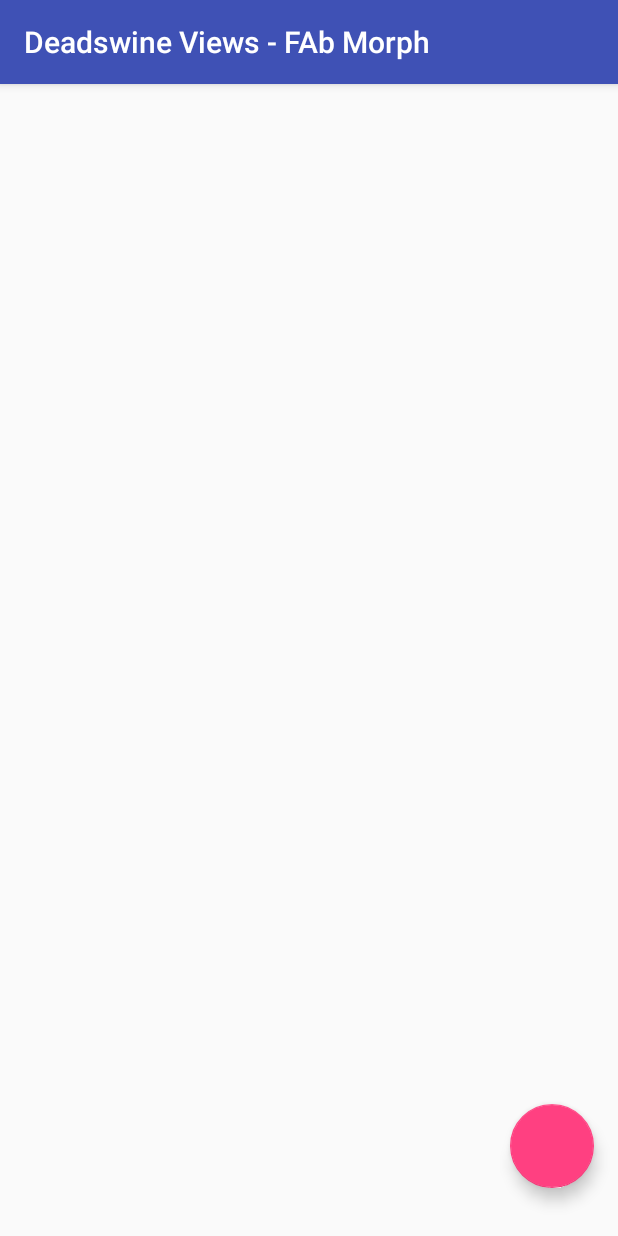
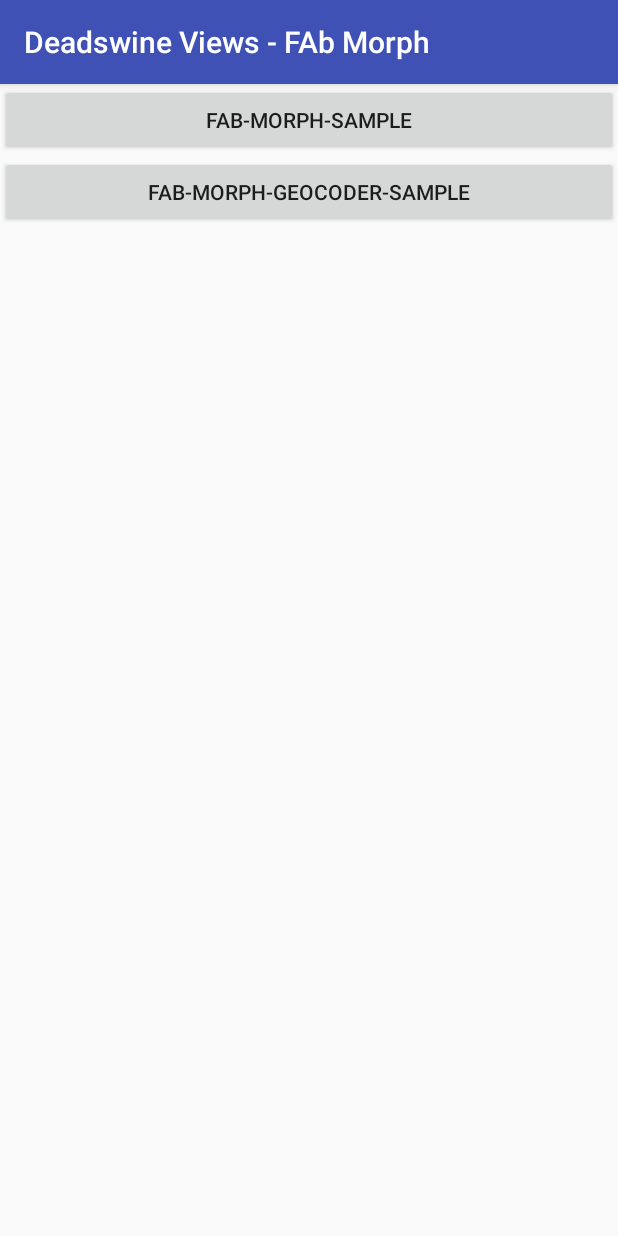
Before and after one commit to Adam-Fresko/Deadswine-Views, an Android app: the screen it shows after launch (MainActivity), on a phone screen of 412 x 824 dp. Run offline under Robolectric (Android 15) with nearby library versions, the phone set to English and light mode, and no system bars.

Commit message:
+ Added api for accessing views

```diff
--- a/app/build.gradle
+++ b/app/build.gradle
@@ -25,6 +25,7 @@ dependencies {
 
 
     compile project(':Fab-Morph-Layout')
+    compile project(':GeocoderAddressView')
 
     compile 'com.android.support:appcompat-v7:23.0.1'
 }
--- a/app/src/main/java/com/deadswine/views/MainActivity.java
+++ b/app/src/main/java/com/deadswine/views/MainActivity.java
@@ -1,13 +1,42 @@
 package com.deadswine.views;
 
+import android.content.Intent;
 import android.support.v7.app.AppCompatActivity;
 import android.os.Bundle;
+import android.view.View;
+import android.widget.Button;
 
 public class MainActivity extends AppCompatActivity {
+
+
+    Button btnFabMorph;
+    Button btnFabMorphGeocoder;
 
     @Override
     protected void onCreate(Bundle savedInstanceState) {
         super.onCreate(savedInstanceState);
         setContentView(R.layout.activity_main);
+
+
+        btnFabMorph = (Button) findViewById(R.id.btnFabMorph);
+        btnFabMorphGeocoder = (Button) findViewById(R.id.btnFabMorphGeocoder);
+
+        btnFabMorph.setOnClickListener(new View.OnClickListener() {
+            @Override
+            public void onClick(View v) {
+                Intent intent = new Intent(MainActivity.this,FabMorphActivity.class);
+
+                startActivity(intent);
+            }
+        });
+
+        btnFabMorphGeocoder.setOnClickListener(new View.OnClickListener() {
+            @Override
+            public void onClick(View v) {
+                Intent intent = new Intent(MainActivity.this,FabMorphGeocoderActivity.class);
+
+                startActivity(intent);
+            }
+        });
     }
 }
--- a/app/src/main/res/layout/activity_main.xml
+++ b/app/src/main/res/layout/activity_main.xml
@@ -1,19 +1,21 @@
 <?xml version="1.0" encoding="utf-8"?>
-<RelativeLayout xmlns:android="http://schemas.android.com/apk/res/android"
-    xmlns:tools="http://schemas.android.com/tools"
-    android:layout_width="match_parent"
-    android:layout_height="match_parent"
-    xmlns:app="http://schemas.android.com/apk/res-auto"
+<LinearLayout xmlns:android="http://schemas.android.com/apk/res/android"
+    android:orientation="vertical" android:layout_width="match_parent"
+    android:layout_height="match_parent">
 
-    tools:context="com.deadswine.views.MainActivity">
+    <Button
+        android:id="@+id/btnFabMorph"
+        android:layout_width="match_parent"
+        android:layout_height="48dp"
+        android:text="Fab-Morph-Sample"
+        />
+
+    <Button
+        android:id="@+id/btnFabMorphGeocoder"
+        android:layout_width="match_parent"
+        android:layout_height="48dp"
+        android:text="Fab-Morph-GEOCODER-Sample"
+        />
 
 
-
-    <com.deadswine.views.fab.morph.DeadswineFabMorphLayout
-        android:layout_width="match_parent"
-        android:layout_height="match_parent"
-        app:layoutResource="@layout/fab_morph_layout"
-
-    />
-
-</RelativeLayout>
+</LinearLayout>
```
Also changed, not shown: app/src/main/AndroidManifest.xml (+16 -0 lines), app/src/main/java/com/deadswine/views/FabMorphActivity.java (added, +30 -0 lines), app/src/main/java/com/deadswine/views/FabMorphGeocoderActivity.java (added, +58 -0 lines), app/src/main/res/layout/activity_fab_morph.xml (added, +19 -0 lines), app/src/main/res/layout/geocoder_sample.xml (added, +15 -0 lines), app/src/main/res/layout/sample_fab_morph_geocoder.xml (added, +47 -0 lines).
